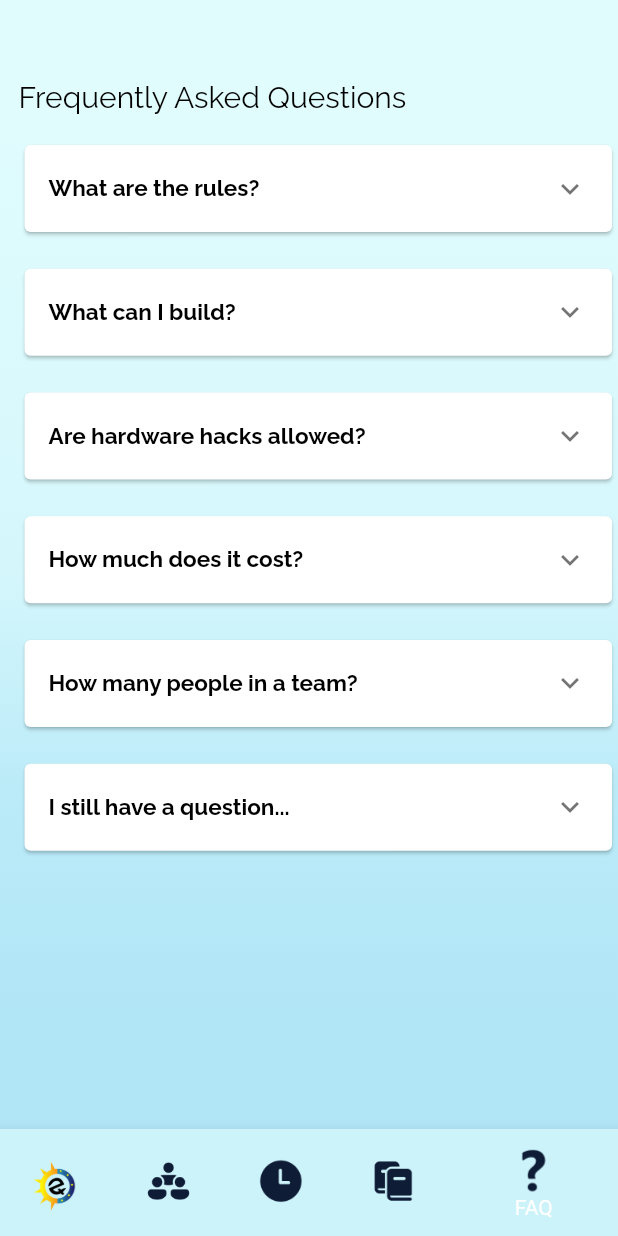
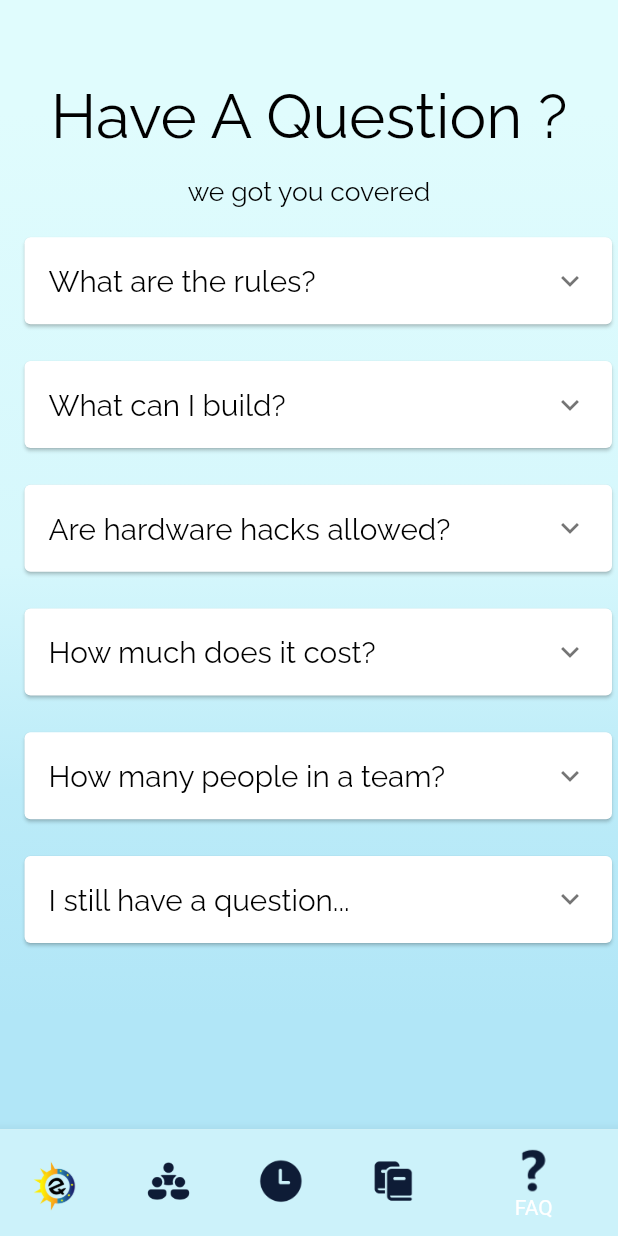
Before and after one commit to Manas1820/Equinox-2021, a Flutter app: the screen it shows after launch, item 5 of the bottom bar chosen, on a phone screen of 412 x 824 dp. Run offline on Flutter 3.47's test engine with Material 2 defaults, Android fonts, the phone set to English and light mode, and no system bars; our stand-ins replace cloud_firestore, firebase_core, flutter_feather_icons, google_fonts, timeline_tile; missing offline and left inert: connectivity_wrapper; accounts and stored records are empty.

Commit message:
🎨 Faq Style Fixed

```diff
--- a/lib/screens/faq.dart
+++ b/lib/screens/faq.dart
@@ -1,6 +1,5 @@
 import 'package:equinox_21/constants.dart';
 import 'package:flutter/material.dart';
-import 'package:google_fonts/google_fonts.dart';
 
 class Faq extends StatefulWidget {
   @override
@@ -33,32 +32,40 @@ class _FaqState extends State<Faq> {
               SizedBox(
                 height: 45,
               ),
+              Column(
+                children: [
                   Padding(
-                  padding: expantionTilePaddingFaq(context),
-                  child: Text('Frequently Asked Questions',
-                      style: GoogleFonts.raleway(
-                        fontSize: 20,
-                        color: isDarkMode ? textColorNight : textColorDay,
-                      ))),
+                    padding: const EdgeInsets.all(8.0),
+                    child: Text('Have A Question ?',
+                        style: headingTextStyle(context, isDarkMode)),
+                  ),
+                  Padding(
+                    padding: const EdgeInsets.all(8.0),
+                    child: Text('we got you covered',
+                        style: faqTileSubheadingTextStyle(context, isDarkMode)),
+                  ),
+                ],
+              ),
               Padding(
                 padding: expantionTilePaddingFaq(context),
                 child: Card(
                   child: ExpansionTile(
                     title: Text("What are the rules?",
-                        style: GoogleFonts.raleway(
-                            fontSize: 15,
-                            color: isDarkMode ? textColorNight : textColorDay,
-                            fontWeight: FontWeight.bold)),
+                        style: faqTileHeadingTextStyle(context, isDarkMode)),
                     children: [
-                      ListTile(
+                      Padding(
+                        padding: expantionTilePaddingFaq(context),
+                        child: Center(
+                          child: Padding(
+                            padding: const EdgeInsets.all(8.0),
+                            child: ListTile(
                                 title: Text(
                                     "We want our Hack to be fun and fair to everyone. Your project should be started from scratch and worked on only during the 36 hours, and you may only incorporate outside resources (code, graphics, sound, etc) that are freely licensed and accessible to all participants equally. Of course, maintain a positive, respectful attitude toward your fellow hackers throughout the event. We ask that all attendees follow the MLH Code of Conduct.",
-                              style: GoogleFonts.raleway(
-                                  fontSize: 14,
-                                  color: isDarkMode
-                                      ? textColorNight
-                                      : textColorDay,
-                                  fontWeight: FontWeight.bold))),
+                                    style: faqTileSubheadingTextStyle(
+                                        context, isDarkMode))),
+                          ),
+                        ),
+                      ),
                     ],
                   ),
                 ),
@@ -68,20 +75,18 @@ class _FaqState extends State<Faq> {
                 child: Card(
                   child: ExpansionTile(
                     title: Text("What can I build?",
-                        style: GoogleFonts.raleway(
-                            fontSize: 15,
-                            color: isDarkMode ? textColorNight : textColorDay,
-                            fontWeight: FontWeight.bold)),
+                        style: faqTileHeadingTextStyle(context, isDarkMode)),
                     children: [
-                      ListTile(
+                      Center(
+                        child: Padding(
+                          padding: const EdgeInsets.all(8.0),
+                          child: ListTile(
                               title: Text(
                                   "You can build whatever your heart desires, whether it’s a web app, mobile app, hardware hack, or an open source tool. Our main focus is to bring you a learning experience where you can have fun, ask questions, and experiment with technology.",
-                              style: GoogleFonts.raleway(
-                                  fontSize: 14,
-                                  color: isDarkMode
-                                      ? textColorNight
-                                      : textColorDay,
-                                  fontWeight: FontWeight.bold))),
+                                  style: faqTileSubheadingTextStyle(
+                                      context, isDarkMode))),
+                        ),
+                      ),
                     ],
                   ),
                 ),
@@ -91,19 +96,17 @@ class _FaqState extends State<Faq> {
                 child: Card(
                   child: ExpansionTile(
                     title: Text("Are hardware hacks allowed?",
-                        style: GoogleFonts.raleway(
-                            fontSize: 15,
-                            color: isDarkMode ? textColorNight : textColorDay,
-                            fontWeight: FontWeight.bold)),
+                        style: faqTileHeadingTextStyle(context, isDarkMode)),
                     children: [
-                      ListTile(
+                      Center(
+                        child: Padding(
+                          padding: const EdgeInsets.all(8.0),
+                          child: ListTile(
                               title: Text("Yes, of course!",
-                              style: GoogleFonts.raleway(
-                                  fontSize: 14,
-                                  color: isDarkMode
-                                      ? textColorNight
-                                      : textColorDay,
-                                  fontWeight: FontWeight.bold))),
+                                  style: faqTileSubheadingTextStyle(
+                                      context, isDarkMode))),
+                        ),
+                      ),
                     ],
                   ),
                 ),
@@ -113,20 +116,18 @@ class _FaqState extends State<Faq> {
                 child: Card(
                   child: ExpansionTile(
                     title: Text("How much does it cost?",
-                        style: GoogleFonts.raleway(
-                            fontSize: 15,
-                            color: isDarkMode ? textColorNight : textColorDay,
-                            fontWeight: FontWeight.bold)),
+                        style: faqTileHeadingTextStyle(context, isDarkMode)),
                     children: [
-                      ListTile(
+                      Center(
+                        child: Padding(
+                          padding: const EdgeInsets.all(8.0),
+                          child: ListTile(
                               title: Text(
                                   "Thanks to the generosity of our sponsors, we’re able to put up events like these for free.",
-                              style: GoogleFonts.raleway(
-                                  fontSize: 14,
-                                  color: isDarkMode
-                                      ? textColorNight
-                                      : textColorDay,
-                                  fontWeight: FontWeight.bold))),
+                                  style: faqTileSubheadingTextStyle(
+                                      context, isDarkMode))),
+                        ),
+                      ),
                     ],
                   ),
                 ),
@@ -136,19 +137,17 @@ class _FaqState extends State<Faq> {
                 child: Card(
                   child: ExpansionTile(
                     title: Text("How many people in a team?",
-                        style: GoogleFonts.raleway(
-                            fontSize: 15,
-                            color: isDarkMode ? textColorNight : textColorDay,
-                            fontWeight: FontWeight.bold)),
+                        style: faqTileHeadingTextStyle(context, isDarkMode)),
                     children: [
-                      ListTile(
+                      Center(
+                        child: Padding(
+                          padding: const EdgeInsets.all(8.0),
+                          child: ListTile(
                               title: Text("Five sounds good.",
-                              style: GoogleFonts.raleway(
-                                  fontSize: 14,
-                                  color: isDarkMode
-                                      ? textColorNight
-                                      : textColorDay,
-                                  fontWeight: FontWeight.bold))),
+                                  style: faqTileSubheadingTextStyle(
+                                      context, isDarkMode))),
+                        ),
+                      ),
                     ],
                   ),
                 ),
@@ -158,20 +157,18 @@ class _FaqState extends State<Faq> {
                 child: Card(
                   child: ExpansionTile(
                     title: Text("I still have a question...",
-                        style: GoogleFonts.raleway(
-                            fontSize: 15,
-                            color: isDarkMode ? textColorNight : textColorDay,
-                            fontWeight: FontWeight.bold)),
+                        style: faqTileHeadingTextStyle(context, isDarkMode)),
                     children: [
-                      ListTile(
+                      Center(
+                        child: Padding(
+                          padding: const EdgeInsets.all(8.0),
+                          child: ListTile(
                               title: Text(
                                   "We’d be happy to help! Send the inquiry over to robovitics@vit.ac.in and we’ll get back to you as soon as possible or call +91 98673 48865.",
-                              style: GoogleFonts.raleway(
-                                  fontSize: 14,
-                                  color: isDarkMode
-                                      ? textColorNight
-                                      : textColorDay,
-                                  fontWeight: FontWeight.bold))),
+                                  style: faqTileSubheadingTextStyle(
+                                      context, isDarkMode))),
+                        ),
+                      ),
                     ],
                   ),
                 ),
```
Lines whose indentation alone changed are shown as unchanged.
